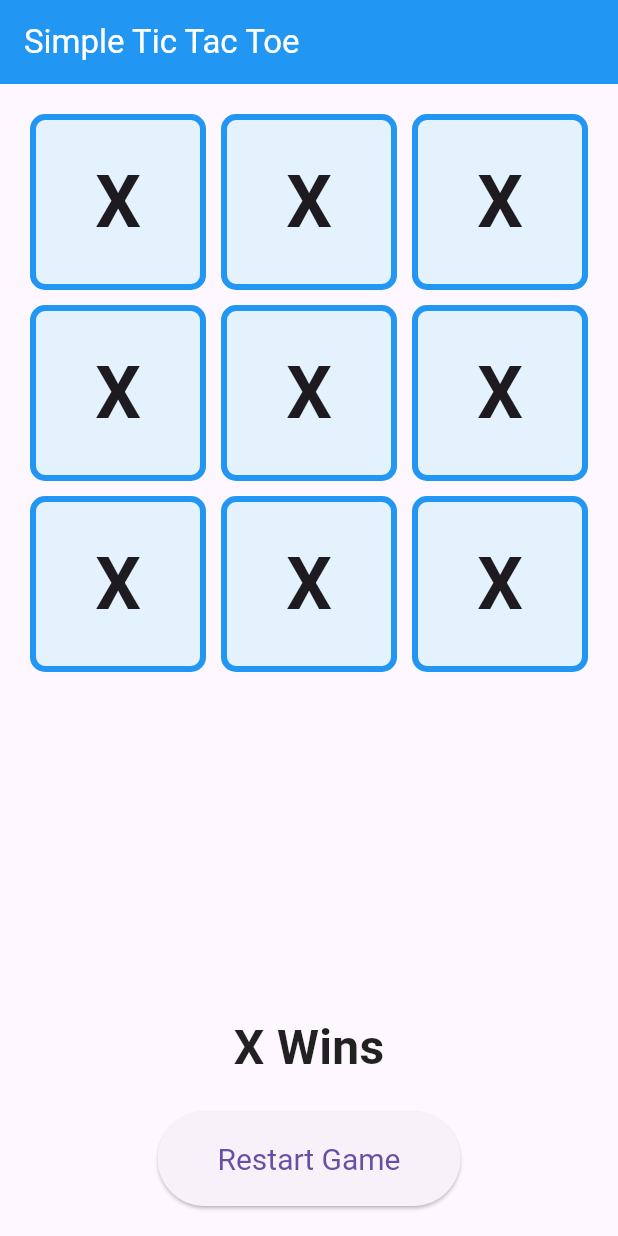
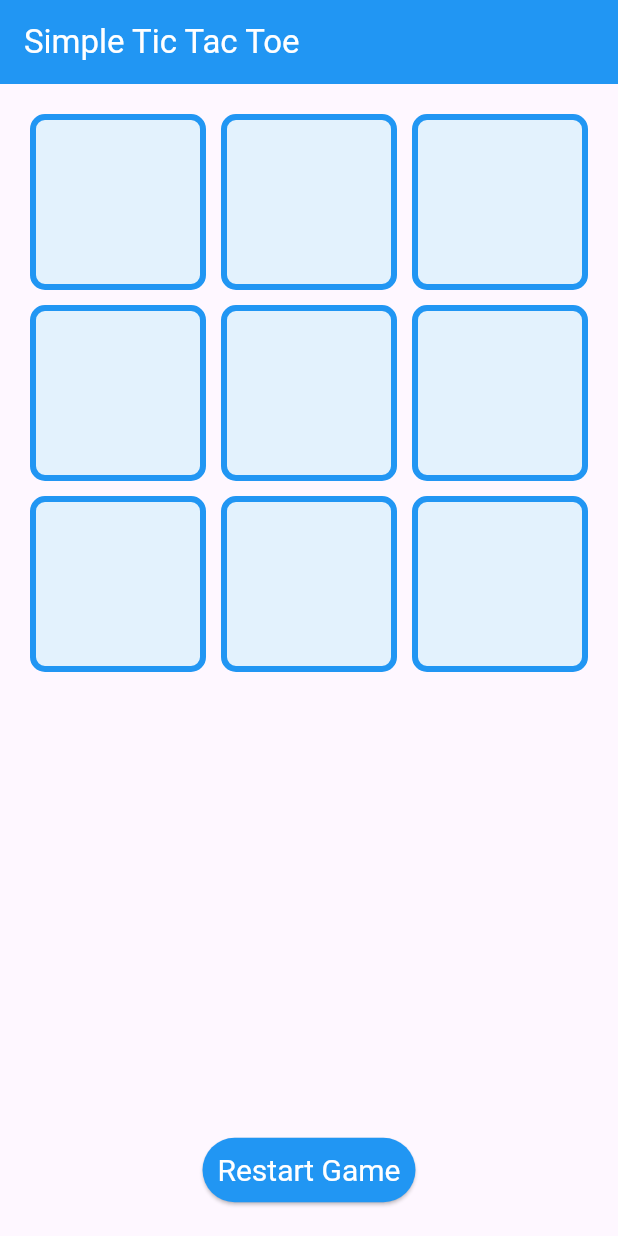
Before and after one commit to bijuaryal91/TicTacToeApp, a Flutter app: the screen it shows after launch, after a tap on "Restart Game", on a phone screen of 412 x 824 dp. Run offline on Flutter 3.47's test engine with Material 3 defaults, Android fonts, the phone set to English and light mode, and no system bars.

Commit message:
Final Output

```diff
--- a/lib/mainpage.dart
+++ b/lib/mainpage.dart
@@ -8,6 +8,51 @@ class TicApp extends StatefulWidget {
 }
 
 class _TicAppState extends State<TicApp> {
+  List<String> board = List.filled(9, '');
+  bool isXTurn = true;
+  String result = '';
+  bool gameEnd = false;
+
+  void resetGame() {
+    setState(() {
+      board = List.filled(9, '');
+      isXTurn = true;
+      result = '';
+      gameEnd = false;
+    });
+  }
+
+  void onTileTap(int index) {
+    if (board[index] == '' && !gameEnd) {
+      setState(() {
+        board[index] = isXTurn ? 'X' : 'O';
+        isXTurn = !isXTurn;
+        result = checkWinner();
+      });
+    }
+  }
+
+  String checkWinner() {
+    List<List<int>> winConditions = [
+      [0, 1, 2], [3, 4, 5], [6, 7, 8], //Rows
+      [0, 3, 6], [1, 4, 7], [2, 5, 8], //Columns
+      [0, 4, 8], [2, 4, 6]
+    ];
+    for (var condition in winConditions) {
+      if (board[condition[0]] != '' &&
+          board[condition[0]] == board[condition[1]] &&
+          board[condition[1]] == board[condition[2]]) {
+        gameEnd = true;
+        return '${board[condition[0]]} Wins!';
+      }
+    }
+    if (!board.contains('')) {
+      gameEnd = true;
+      return 'Draw!';
+    }
+    return '';
+  }
+
   @override
   Widget build(BuildContext context) {
     return Scaffold(
@@ -23,7 +68,7 @@ class _TicAppState extends State<TicApp> {
         children: [
           Expanded(
               child: GridView.builder(
-                  padding: EdgeInsets.all(20),
+                  padding: const EdgeInsets.all(20),
                   gridDelegate: const SliverGridDelegateWithFixedCrossAxisCount(
                     crossAxisCount: 3,
                     crossAxisSpacing: 10,
@@ -32,7 +77,7 @@ class _TicAppState extends State<TicApp> {
                   itemCount: 9,
                   itemBuilder: (context, index) {
                     return GestureDetector(
-                      onTap: () => {},
+                      onTap: () => onTileTap(index),
                       child: Container(
                         decoration: BoxDecoration(
                           color: Colors.blue.shade50,
@@ -42,9 +87,9 @@ class _TicAppState extends State<TicApp> {
                             width: 4,
                           ),
                         ),
-                        child: const Center(
-                          child: Text("X",
-                              style: TextStyle(
+                        child: Center(
+                          child: Text(board[index],
+                              style: const TextStyle(
                                   fontSize: 48, fontWeight: FontWeight.bold)),
                         ),
                       ),
@@ -54,9 +99,9 @@ class _TicAppState extends State<TicApp> {
             padding: const EdgeInsets.all(20.0),
             child: Column(
               children: [
-                const Text(
-                  "X Wins",
-                  style: TextStyle(
+                Text(
+                  result,
+                  style: const TextStyle(
                       fontSize: 32,
                       fontWeight: FontWeight.bold,
                       color: Colors.black87),
@@ -65,13 +110,16 @@ class _TicAppState extends State<TicApp> {
                   height: 20,
                 ),
                 ElevatedButton(
-                  onPressed: () {},
+                  onPressed: resetGame,
                   style: ElevatedButton.styleFrom(
-                    padding: const EdgeInsets.symmetric(
-                        horizontal: 40, vertical: 20),
+                    padding: const EdgeInsets.all(10),
+                    backgroundColor: Colors.blue,
                     textStyle: const TextStyle(fontSize: 20),
                   ),
-                  child: const Text('Restart Game'),
+                  child: const Text(
+                    'Restart Game',
+                    style: TextStyle(color: Colors.white),
+                  ),
                 )
               ],
             ),
```
